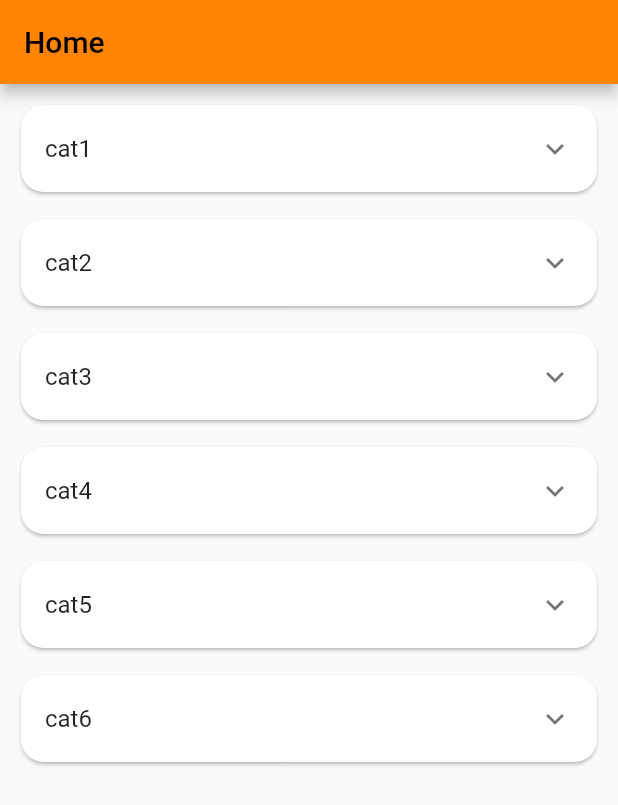
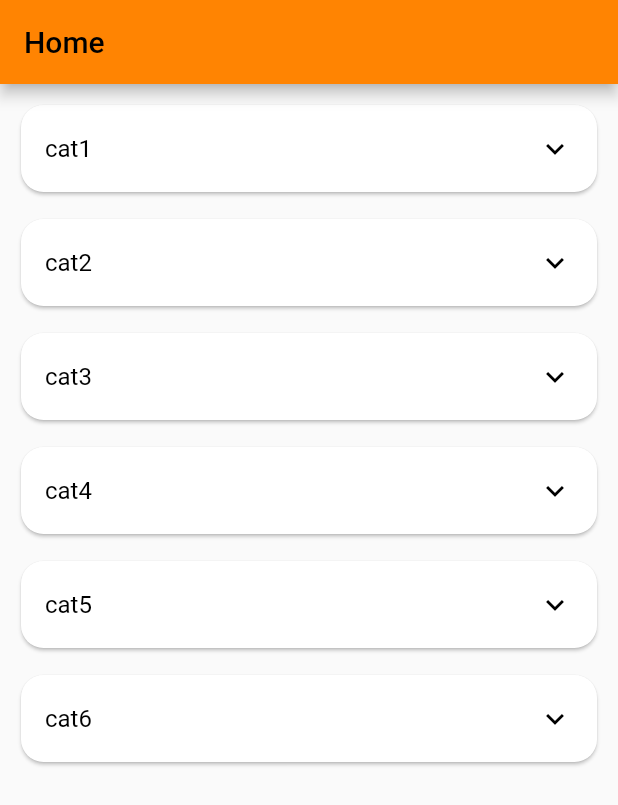
Before and after one commit to kashyapnayan/tutorbin-assignment, a Flutter app: the screen it shows after launch, on a phone screen of 412 x 824 dp. Shown: the top 805 px of the screen. Run offline on Flutter 3.47's test engine with Material 2 defaults, Android fonts, the phone set to English and light mode, and no system bars; our stand-ins replace fluttertoast, hexcolor.

Commit message:
remove unnecessary code

```diff
--- a/lib/view/home_screen.dart
+++ b/lib/view/home_screen.dart
@@ -76,8 +76,11 @@ class _HomeScreenState extends State<HomeScreen> {
               shape: RoundedRectangleBorder(
                   borderRadius: BorderRadius.circular(15)),
               child: ExpansionTile(
-                title: const Text('Popular items'),
+                title: const Text('Popular items', style: TextStyle(fontSize: 16),),
                 textColor: Const.appPrimaryColor,
+                collapsedIconColor: Colors.black,
+                iconColor: Const.appPrimaryColor,
+                collapsedTextColor: Colors.black,
                 children: listPopularItemsData(cartProvider.popularItems),
               ),
             )
@@ -88,8 +91,11 @@ class _HomeScreenState extends State<HomeScreen> {
       addCategories.add(Card(
         shape: RoundedRectangleBorder(borderRadius: BorderRadius.circular(15)),
         child: ExpansionTile(
-          title: Text(category.toString()),
+          title: Text(category.toString(),style: const TextStyle(fontSize: 16),),
           textColor: Const.appPrimaryColor,
+          collapsedIconColor: Colors.black,
+          iconColor: Const.appPrimaryColor,
+          collapsedTextColor: Colors.black,
           children: listCategoriesData(fetchedData![category]),
         ),
       ));
--- a/lib/widgets/category_data_details_card.dart
+++ b/lib/widgets/category_data_details_card.dart
@@ -1,4 +1,3 @@
-import 'package:flutter/cupertino.dart';
 import 'package:flutter/material.dart';
 import 'package:tutorbin/const/Const.dart';
 import 'package:tutorbin/model/category_details_model.dart';
```
